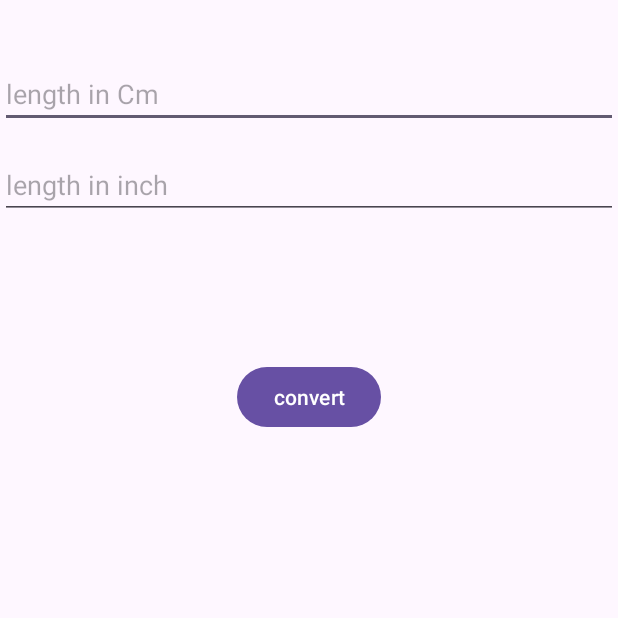
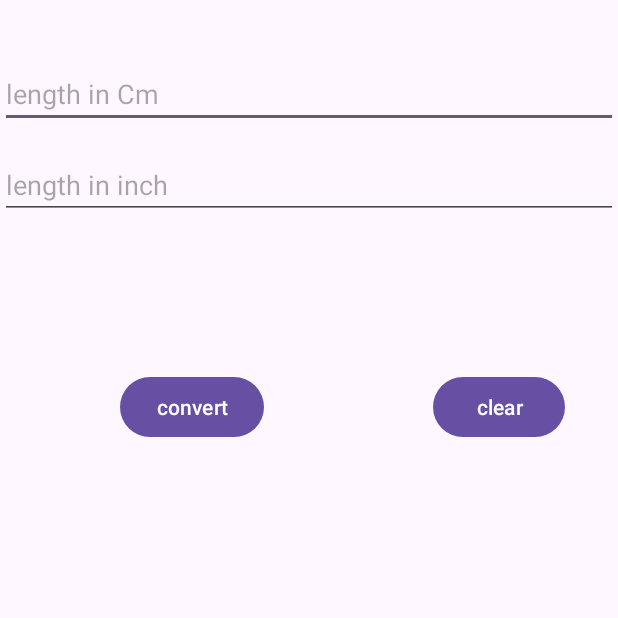
Before and after one commit to akshaylalsp/inch-cn-converter, an Android app: the screen it shows after launch (MainActivity), on a phone screen of 412 x 824 dp, the top half of it. Run offline under Robolectric (Android 15) with nearby library versions, the phone set to English and light mode, and no system bars.

Commit message:
added input keyboard as number

```diff
--- a/app/src/main/res/layout/activity_main.xml
+++ b/app/src/main/res/layout/activity_main.xml
@@ -11,6 +11,7 @@
         android:layout_width="match_parent"
         android:layout_height="wrap_content"
         android:hint="@string/length_in_cm"
+        android:inputType="number"
         android:paddingTop="50dp"
         android:paddingEnd="25dp"
         app:layout_constraintStart_toStartOf="parent"
@@ -21,6 +22,7 @@
         android:layout_width="match_parent"
         android:layout_height="wrap_content"
         android:hint="@string/length_in_inch"
+        android:inputType="number"
         android:paddingTop="25dp"
         app:layout_constraintTop_toBottomOf="@+id/cmText"
         tools:layout_editor_absoluteX="0dp" />
@@ -29,10 +31,22 @@
         android:id="@+id/convertButton"
         android:layout_width="wrap_content"
         android:layout_height="wrap_content"
+        android:layout_marginStart="80dp"
         android:text="convert"
         app:layout_constraintBottom_toBottomOf="parent"
-        app:layout_constraintEnd_toEndOf="parent"
         app:layout_constraintStart_toStartOf="parent"
         app:layout_constraintTop_toBottomOf="@+id/inchText"
-        app:layout_constraintVertical_bias="0.15" />
+        app:layout_constraintVertical_bias="0.161" />
+
+    <Button
+        android:id="@+id/clearButton"
+        android:layout_width="wrap_content"
+        android:layout_height="wrap_content"
+        android:text="clear"
+        app:layout_constraintBottom_toBottomOf="parent"
+        app:layout_constraintEnd_toEndOf="parent"
+        app:layout_constraintHorizontal_bias="0.761"
+        app:layout_constraintStart_toEndOf="@+id/convertButton"
+        app:layout_constraintTop_toBottomOf="@+id/inchText"
+        app:layout_constraintVertical_bias="0.161" />
 </androidx.constraintlayout.widget.ConstraintLayout>
```
